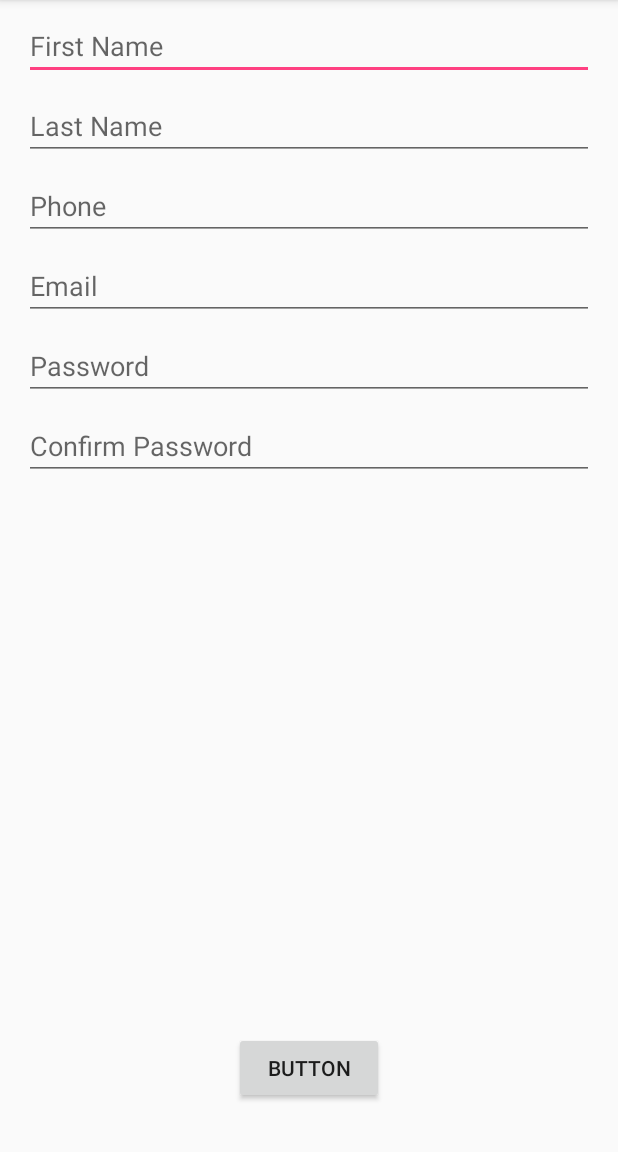
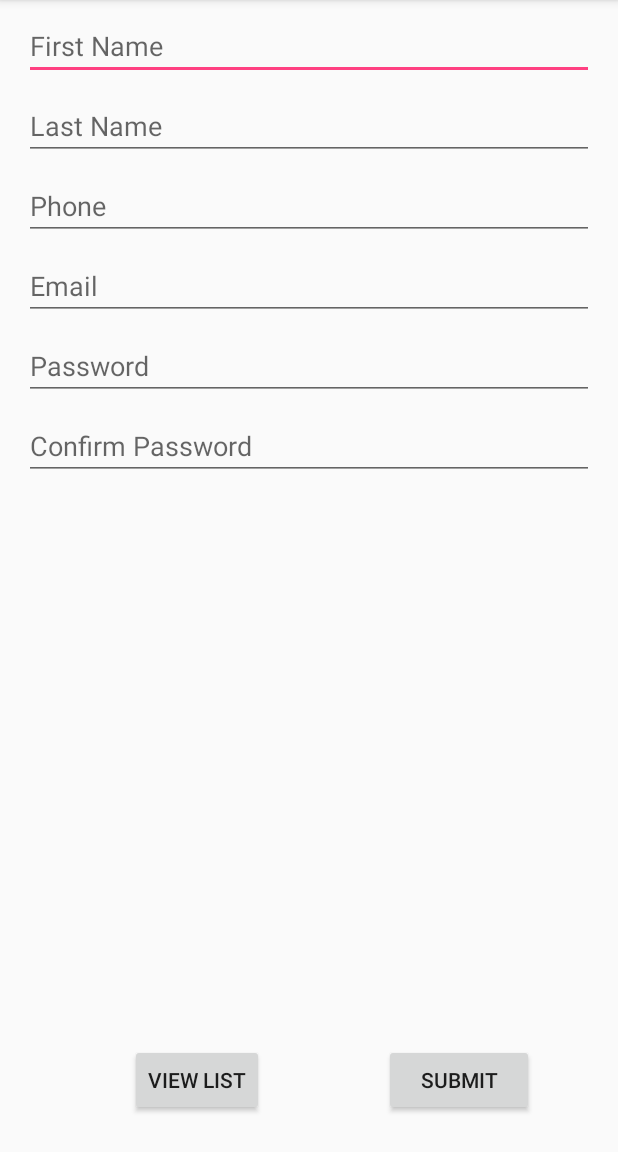
Before and after one commit to nazzko/AndroidDevelopment, an Android app: the screen it shows after launch (MainActivity), on a phone screen of 412 x 824 dp, the part 84-1236 px from its top. Run offline under Robolectric (Android 15) with nearby library versions, the phone set to English and light mode, and no system bars; libraries missing offline, so code that uses them is left out: com.basgeekball.awesomevalidation; 7 statements that could not run were skipped.

Commit message:
lab4 1.0

```diff
--- a/app/src/main/AndroidManifest.xml
+++ b/app/src/main/AndroidManifest.xml
@@ -16,6 +16,7 @@
                 <category android:name="android.intent.category.LAUNCHER" />
             </intent-filter>
         </activity>
+        <activity android:name=".UserDataActivity"></activity>
     </application>
 
 </manifest>
--- a/app/src/main/java/com/example/lab2/MainActivity.java
+++ b/app/src/main/java/com/example/lab2/MainActivity.java
@@ -1,47 +1,41 @@
 package com.example.lab2;
 
+import android.content.Context;
 import android.content.Intent;
+import android.content.SharedPreferences;
 import android.support.v7.app.AppCompatActivity;
 import android.os.Bundle;
 import android.view.View;
 import android.widget.Button;
 import android.widget.EditText;
-import android.widget.TextView;
 import android.widget.Toast;
-
 import com.basgeekball.awesomevalidation.AwesomeValidation;
 import com.basgeekball.awesomevalidation.ValidationStyle;
-import com.basgeekball.awesomevalidation.utility.RegexTemplate;
 
 public class MainActivity extends AppCompatActivity {
 
-    public static final String EXTRA_MESSAGE = "com.example.myfirstapp.MESSAGE";
-
-    EditText fname;
-    EditText lname;
-    EditText phone;
-    EditText email;
-    EditText pass;
-    EditText cpass;
-
-
-    Button submit;
-    AwesomeValidation awesomeValidation;
+    private EditText fname;
+    private EditText lname;
+    private EditText phone;
+    private EditText email;
+    private EditText pass;
+    private EditText cpass;
+    private int id = 1;
+    private Button submit, viewlist;
+    private AwesomeValidation awesomeValidation;
 
     @Override
     protected void onCreate(Bundle savedInstanceState) {
         super.onCreate(savedInstanceState);
         setContentView(R.layout.activity_main);
-
         awesomeValidation = new AwesomeValidation(ValidationStyle.BASIC);
         updateUI();
     }
 
-
     /**
      * Called when the user taps the Send button
      */
-    public void updateUI() {
+    private void updateUI() {
         fname = findViewById(R.id.firstName);
         lname = findViewById(R.id.lastName);
         phone = findViewById(R.id.phone);
@@ -49,6 +43,7 @@ public class MainActivity extends AppCompatActivity {
         pass = findViewById(R.id.password);
         cpass = findViewById(R.id.confirmPassword);
         submit = findViewById(R.id.submit);
+        viewlist = findViewById(R.id.viewlist);
 
         String regexPhone = "[0-9]{10}";
         String regexPassword = "(?=.*[a-z])(?=.*[A-Z])(?=.*[\\d])(?=.*[~`!@#\\$%\\^&\\*\\(\\)\\-_\\+=\\{\\}\\[\\]\\|\\;:\"<>,./\\?]).{8,}";
@@ -59,18 +54,34 @@ public class MainActivity extends AppCompatActivity {
         awesomeValidation.addValidation(MainActivity.this, R.id.password, regexPassword, R.string.err_pass);
         awesomeValidation.addValidation(MainActivity.this, R.id.confirmPassword, R.id.password, R.string.err_cpass);
 
-
         submit.setOnClickListener(new View.OnClickListener() {
             @Override
             public void onClick(View view) {
                 if (awesomeValidation.validate()) {
-                    Toast.makeText(MainActivity.this, "Succesfull", Toast.LENGTH_SHORT).show();
+                    Toast.makeText(MainActivity.this, "Successful", Toast.LENGTH_SHORT).show();
+                    saveToPreferences();
                 } else {
                     Toast.makeText(MainActivity.this, "Error", Toast.LENGTH_SHORT).show();
                 }
             }
         });
+        viewlist.setOnClickListener(new View.OnClickListener() {
+            @Override
+            public void onClick(View view) {
+                Intent activityChangeIntent = new Intent(MainActivity.this, UserDataActivity.class);
+                MainActivity.this.startActivity(activityChangeIntent);
+            }
+        });
     }
 
-
+    private void saveToPreferences() {
+        SharedPreferences sharedPreferences = getSharedPreferences("userS", Context.MODE_PRIVATE);
+        id = sharedPreferences.getAll().size()/4 + 1;
+        SharedPreferences.Editor editor = sharedPreferences.edit();
+        editor.putString("name" + id, fname.getText().toString());
+        editor.putString("surname" + id, lname.getText().toString());
+        editor.putString("email" + id, email.getText().toString());
+        editor.putString("phone" + id, phone.getText().toString());
+        editor.apply();
+    }
 }
--- a/app/src/main/res/layout/activity_main.xml
+++ b/app/src/main/res/layout/activity_main.xml
@@ -5,7 +5,6 @@
     android:layout_width="match_parent"
     android:layout_height="match_parent"
     tools:context=".MainActivity">
-
 
     <EditText
         android:id="@+id/firstName"
@@ -18,7 +17,7 @@
         android:layout_marginTop="8dp"
         android:ems="10"
         android:hint="First Name"
-        android:inputType="textPersonName"
+        android:inputType="textCapWords"
         app:layout_constraintEnd_toEndOf="parent"
         app:layout_constraintStart_toStartOf="parent"
         app:layout_constraintTop_toTopOf="parent" />
@@ -34,7 +33,7 @@
         android:layout_marginTop="8dp"
         android:ems="10"
         android:hint="Last Name"
-        android:inputType="textPersonName"
+        android:inputType="textCapWords"
         app:layout_constraintEnd_toEndOf="parent"
         app:layout_constraintHorizontal_bias="0.0"
         app:layout_constraintStart_toStartOf="parent"
@@ -108,15 +107,25 @@
         android:id="@+id/submit"
         android:layout_width="100dp"
         android:layout_height="wrap_content"
-        android:layout_marginBottom="32dp"
-        android:layout_marginEnd="32dp"
-        android:layout_marginLeft="32dp"
-        android:layout_marginRight="32dp"
-        android:layout_marginStart="32dp"
-        android:text="Button"
-        app:layout_constraintBottom_toBottomOf="parent"
+        android:layout_marginEnd="56dp"
+        android:layout_marginRight="56dp"
+        android:text="Submit"
+        app:layout_constraintBaseline_toBaselineOf="@+id/viewlist"
         app:layout_constraintEnd_toEndOf="parent"
-        app:layout_constraintStart_toStartOf="parent"
         tools:ignore="MissingConstraints" />
 
+    <Button
+        android:id="@+id/viewlist"
+        android:layout_width="wrap_content"
+        android:layout_height="wrap_content"
+        android:layout_marginBottom="24dp"
+        android:layout_marginEnd="8dp"
+        android:layout_marginLeft="8dp"
+        android:layout_marginRight="8dp"
+        android:layout_marginStart="8dp"
+        android:text="View List"
+        app:layout_constraintBottom_toBottomOf="parent"
+        app:layout_constraintEnd_toStartOf="@+id/submit"
+        app:layout_constraintHorizontal_bias="0.524"
+        app:layout_constraintStart_toStartOf="parent" />
 </android.support.constraint.ConstraintLayout>
--- a/app/src/main/res/values/strings.xml
+++ b/app/src/main/res/values/strings.xml
@@ -6,5 +6,7 @@
     <string name="err_email">Неправильний емейл</string>
     <string name="err_pass">Пароль має містити велику і малу букви, цифри та спец. символи</string>
     <string name="err_cpass">Паролі не співпадають</string>
+    <string name="email">Email</string>
+    <string name="phone">Phone</string>
 
 </resources>
```
Also changed, not shown: app/build.gradle (+2 -10 lines), app/src/main/java/com/example/lab2/Adapter/DataModel.java (added, +44 -0 lines), app/src/main/java/com/example/lab2/Adapter/PersonAdapter.java (added, +53 -0 lines), app/src/main/java/com/example/lab2/UserDataActivity.java (added, +53 -0 lines), app/src/main/res/layout/activity_user_data.xml (added, +13 -0 lines), app/src/main/res/layout/relative_item.xml (added, +51 -0 lines).
